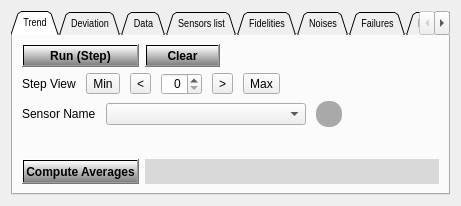
Old version of the form src/commons/RSGraphView.ui in the repository stslu/rex.
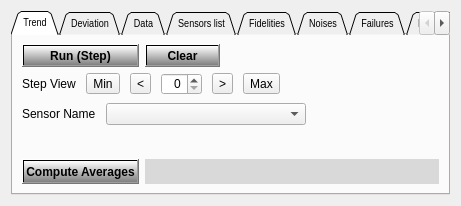
New version of the form. Icons and pictures are not drawn. Custom widgets are drawn as their Qt base class.

Commit message: SGP-1062_RexNodes : calculator symbol is displayed when a node is selected

```diff
--- a/src/commons/RSGraphView.ui
+++ b/src/commons/RSGraphView.ui
@@ -89,10 +89,7 @@
           </widget>
          </item>
          <item>
-          <widget class="QToolButton" name="measTypeIndicator">
-           <property name="enabled">
-            <bool>false</bool>
-           </property>
+          <widget class="QLabel" name="measTypeIndicator">
            <property name="minimumSize">
             <size>
              <width>26</width>
@@ -105,15 +102,9 @@
              <height>26</height>
             </size>
            </property>
-           <property name="styleSheet">
-            <string notr="true">QToolButton {    border-radius: 12px;background-color: darkgray}</string>
-           </property>
            <property name="text">
             <string/>
            </property>
-           <property name="shortcut">
-            <string notr="true"/>
-           </property>
           </widget>
          </item>
          <item>
```
The commit also changes 1 other file.
